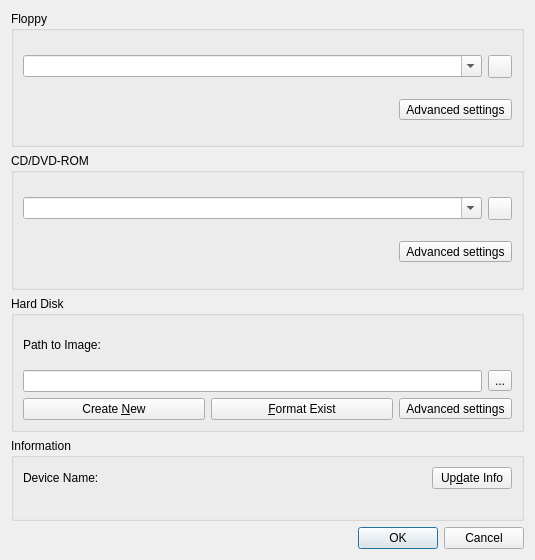
First picture: the form in src/Properties_Window.ui, repository tobimensch/aqemu, before the edit.
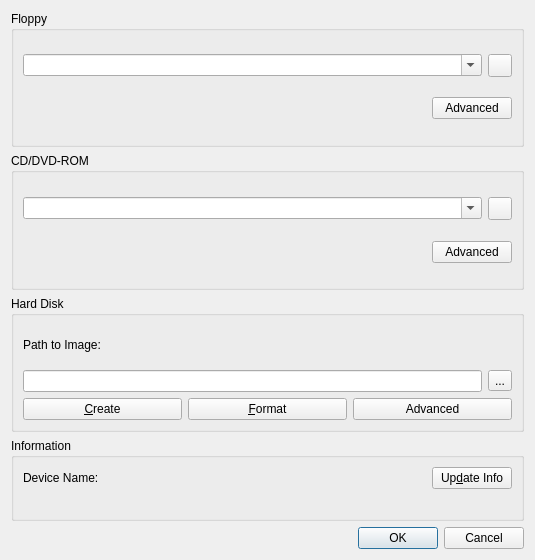
Second picture: the form after the edit. Icons and pictures are not drawn. Custom widgets are drawn as their Qt base class.

Diff of the .ui file:
```diff
--- a/src/Properties_Window.ui
+++ b/src/Properties_Window.ui
@@ -56,7 +56,7 @@
             <normaloff>:/open-file.png</normaloff>:/open-file.png</iconset>
           </property>
           <property name="toolButtonStyle">
-           <enum>Qt::ToolButtonTextBesideIcon</enum>
+           <enum>Qt::ToolButtonIconOnly</enum>
           </property>
          </widget>
         </item>
@@ -76,17 +76,14 @@
        </spacer>
       </item>
       <item row="1" column="1">
-       <widget class="QToolButton" name="TB_FD_Advanced_Settings">
+       <widget class="QPushButton" name="TB_FD_Advanced_Settings">
         <property name="text">
-         <string>Advanced settings</string>
+         <string>Advanced</string>
         </property>
         <property name="icon">
          <iconset resource="../resources/icons.qrc">
           <normaloff>:/configure.png</normaloff>:/configure.png</iconset>
         </property>
-        <property name="toolButtonStyle">
-         <enum>Qt::ToolButtonTextBesideIcon</enum>
-        </property>
        </widget>
       </item>
      </layout>
@@ -146,17 +143,14 @@
        </spacer>
       </item>
       <item row="1" column="1">
-       <widget class="QToolButton" name="TB_CDROM_Advanced_Settings">
+       <widget class="QPushButton" name="TB_CDROM_Advanced_Settings">
         <property name="text">
-         <string>Advanced settings</string>
+         <string>Advanced</string>
         </property>
         <property name="icon">
          <iconset resource="../resources/icons.qrc">
           <normaloff>:/configure.png</normaloff>:/configure.png</iconset>
         </property>
-        <property name="toolButtonStyle">
-         <enum>Qt::ToolButtonTextBesideIcon</enum>
-        </property>
        </widget>
       </item>
      </layout>
@@ -205,7 +199,7 @@
       <item row="2" column="0">
        <widget class="QPushButton" name="Button_HDD_New">
         <property name="text">
-         <string>Create &amp;New</string>
+         <string>&amp;Create</string>
         </property>
         <property name="icon">
          <iconset resource="../resources/icons.qrc">
@@ -216,7 +210,7 @@
       <item row="2" column="1">
        <widget class="QPushButton" name="Button_HDD_Format">
         <property name="text">
-         <string>&amp;Format Exist</string>
+         <string>&amp;Format</string>
         </property>
         <property name="icon">
          <iconset resource="../resources/icons.qrc">
@@ -225,17 +219,20 @@
        </widget>
       </item>
       <item row="2" column="2">
-       <widget class="QToolButton" name="TB_HDD_Advanced_Settings">
+       <widget class="QPushButton" name="TB_HDD_Advanced_Settings">
+        <property name="sizePolicy">
+         <sizepolicy hsizetype="Minimum" vsizetype="Fixed">
+          <horstretch>0</horstretch>
+          <verstretch>0</verstretch>
+         </sizepolicy>
+        </property>
         <property name="text">
-         <string>Advanced settings</string>
+         <string>Advanced</string>
         </property>
         <property name="icon">
          <iconset resource="../resources/icons.qrc">
           <normaloff>:/configure.png</normaloff>:/configure.png</iconset>
         </property>
-        <property name="toolButtonStyle">
-         <enum>Qt::ToolButtonTextBesideIcon</enum>
-        </property>
        </widget>
       </item>
      </layout>
```
Left out of the diff: 8 changed lines with no effect on the pictures.
